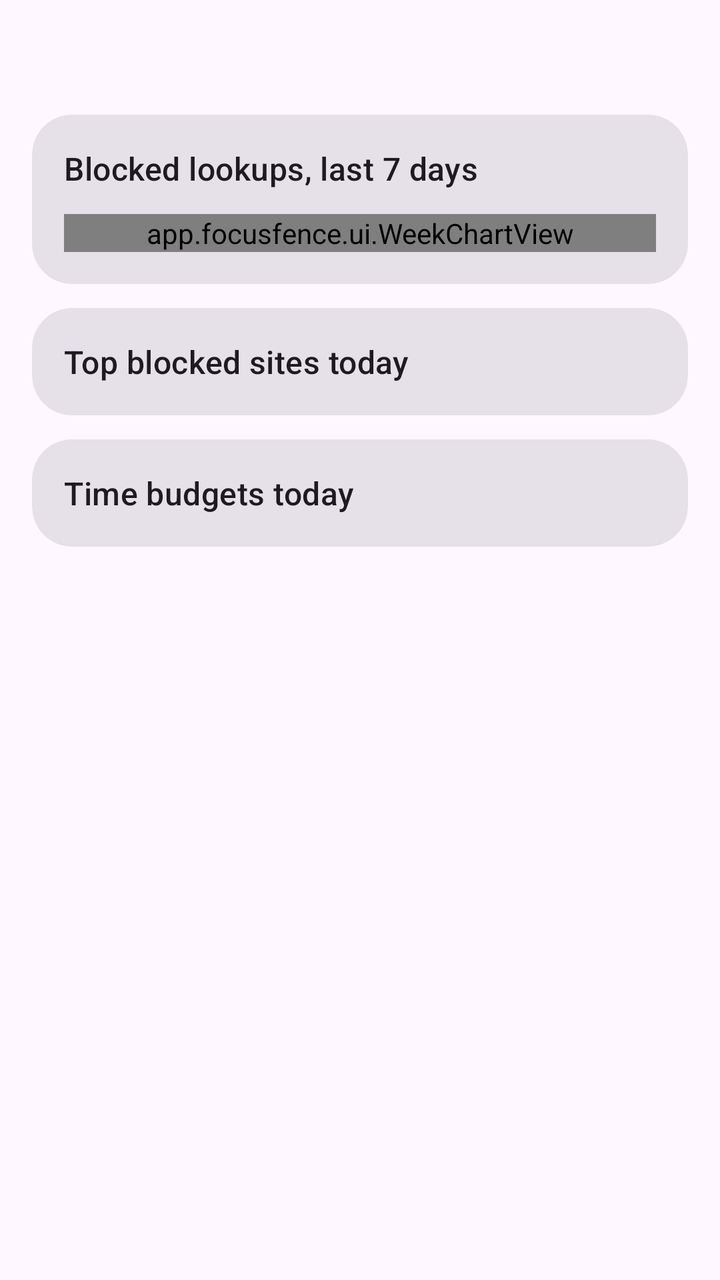
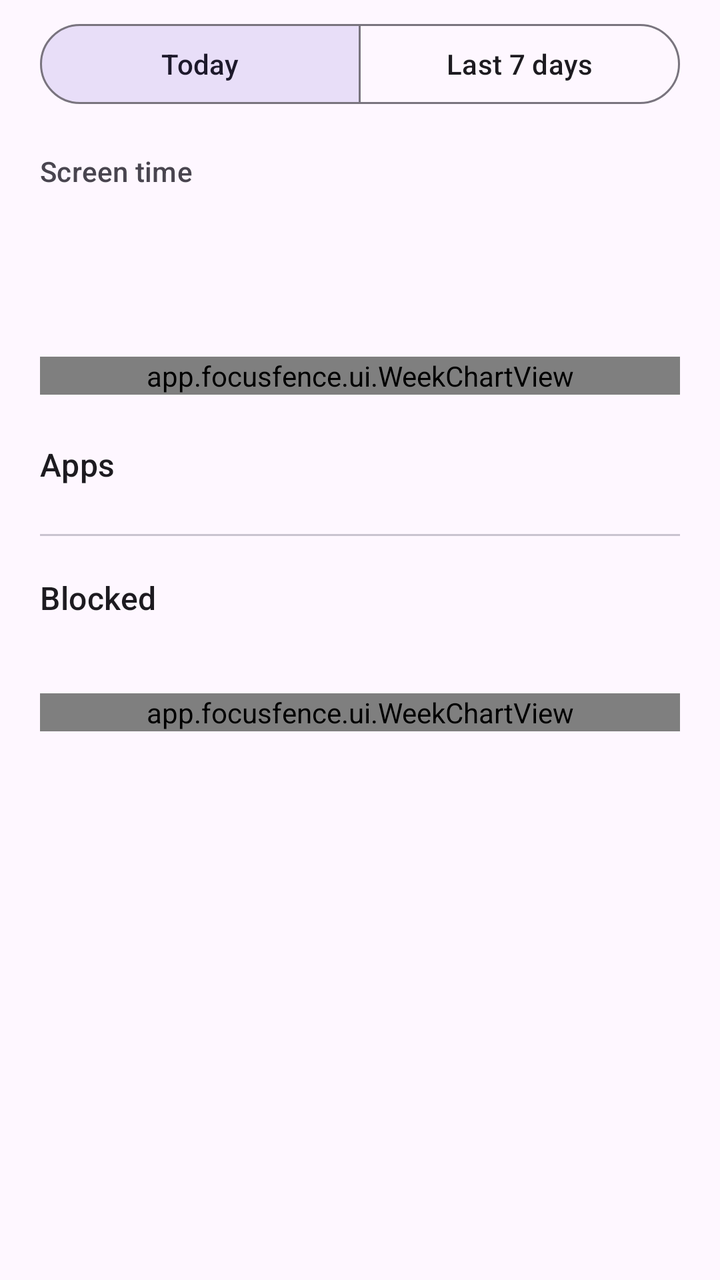

Screens rendered from an Android XML layout before and after an edit, with the pre-edit source and the edit as a unified diff.
<!-- AndroidManifest.xml: application theme Theme.FocusFence -->
<!-- res/layout/fragment_stats.xml -->
<?xml version="1.0" encoding="utf-8"?>
<androidx.core.widget.NestedScrollView
    xmlns:android="http://schemas.android.com/apk/res/android"
    xmlns:app="http://schemas.android.com/apk/res-auto"
    android:layout_width="match_parent"
    android:layout_height="match_parent">

    <LinearLayout
        android:layout_width="match_parent"
        android:layout_height="wrap_content"
        android:orientation="vertical"
        android:padding="16dp">

        <TextView
            android:id="@+id/todaySummary"
            android:layout_width="match_parent"
            android:layout_height="wrap_content"
            android:textAppearance="?attr/textAppearanceTitleLarge" />

        <com.google.android.material.card.MaterialCardView
            android:layout_width="match_parent"
            android:layout_height="wrap_content"
            android:layout_marginTop="12dp"
            app:cardCornerRadius="20dp"
            app:contentPadding="16dp">
            <LinearLayout
                android:layout_width="match_parent"
                android:layout_height="wrap_content"
                android:orientation="vertical">
                <TextView
                    android:layout_width="wrap_content"
                    android:layout_height="wrap_content"
                    android:text="@string/stats_week_header"
                    android:textAppearance="?attr/textAppearanceTitleMedium" />
                <app.focusfence.ui.WeekChartView
                    android:id="@+id/weekChart"
                    android:layout_width="match_parent"
                    android:layout_height="wrap_content"
                    android:layout_marginTop="12dp" />
                <LinearLayout
                    android:id="@+id/weekStats"
                    android:layout_width="match_parent"
                    android:layout_height="wrap_content"
                    android:orientation="vertical"
                    android:visibility="gone" />
            </LinearLayout>
        </com.google.android.material.card.MaterialCardView>
        <com.google.android.material.card.MaterialCardView
            android:layout_width="match_parent"
            android:layout_height="wrap_content"
            android:layout_marginTop="12dp"
            app:cardCornerRadius="20dp"
            app:contentPadding="16dp">
            <LinearLayout
                android:layout_width="match_parent"
                android:layout_height="wrap_content"
                android:orientation="vertical">
                <TextView
                    android:layout_width="wrap_content"
                    android:layout_height="wrap_content"
                    android:text="@string/stats_domains_header"
                    android:textAppearance="?attr/textAppearanceTitleMedium" />
                <LinearLayout
                    android:id="@+id/domainStats"
                    android:layout_width="match_parent"
                    android:layout_height="wrap_content"
                    android:orientation="vertical" />
            </LinearLayout>
        </com.google.android.material.card.MaterialCardView>
        <com.google.android.material.card.MaterialCardView
            android:layout_width="match_parent"
            android:layout_height="wrap_content"
            android:layout_marginTop="12dp"
            app:cardCornerRadius="20dp"
            app:contentPadding="16dp">
            <LinearLayout
                android:layout_width="match_parent"
                android:layout_height="wrap_content"
                android:orientation="vertical">
                <TextView
                    android:layout_width="wrap_content"
                    android:layout_height="wrap_content"
                    android:text="@string/stats_budgets_header"
                    android:textAppearance="?attr/textAppearanceTitleMedium" />
                <LinearLayout
                    android:id="@+id/budgetStats"
                    android:layout_width="match_parent"
                    android:layout_height="wrap_content"
                    android:orientation="vertical" />
            </LinearLayout>
        </com.google.android.material.card.MaterialCardView>
    </LinearLayout>
</androidx.core.widget.NestedScrollView>
<!-- resources referenced by this layout -->
<resources>
  <string name="stats_budgets_header">Time budgets today</string>
  <string name="stats_domains_header">Top blocked sites today</string>
  <string name="stats_week_header">Blocked lookups, last 7 days</string>
  <style name="Theme.FocusFence" parent="Theme.Material3.DayNight.NoActionBar">
          <item name="colorPrimary">@color/brand_primary</item>
          
          <item name="materialCardViewStyle">@style/Widget.Material3.CardView.Filled</item>
          
          <item name="android:statusBarColor">?attr/colorSurface</item>
          <item name="android:navigationBarColor">?attr/colorSurface</item>
          <item name="android:windowLightStatusBar">true</item>
      </style>
  <color name="brand_primary">#2E7D32</color>
</resources>

<!-- the commit's change to res/layout/fragment_stats.xml (unified diff, before → after) -->
@@ -9,85 +9,161 @@
         android:layout_width="match_parent"
         android:layout_height="wrap_content"
         android:orientation="vertical"
-        android:padding="16dp">
+        android:paddingHorizontal="20dp"
+        android:paddingTop="8dp"
+        android:paddingBottom="24dp">
+
+        <com.google.android.material.button.MaterialButtonToggleGroup
+            android:id="@+id/periodToggle"
+            android:layout_width="match_parent"
+            android:layout_height="wrap_content"
+            app:checkedButton="@+id/periodToday"
+            app:selectionRequired="true"
+            app:singleSelection="true">
+
+            <Button
+                android:id="@+id/periodToday"
+                style="?attr/materialButtonOutlinedStyle"
+                android:layout_width="0dp"
+                android:layout_height="wrap_content"
+                android:layout_weight="1"
+                android:text="@string/stats_period_today" />
+
+            <Button
+                android:id="@+id/periodWeek"
+                style="?attr/materialButtonOutlinedStyle"
+                android:layout_width="0dp"
+                android:layout_height="wrap_content"
+                android:layout_weight="1"
+                android:text="@string/stats_period_week" />
+        </com.google.android.material.button.MaterialButtonToggleGroup>
+
+        
+        <TextView
+            android:layout_width="wrap_content"
+            android:layout_height="wrap_content"
+            android:layout_marginTop="20dp"
+            android:text="@string/stats_screen_time"
+            android:textAppearance="?attr/textAppearanceLabelLarge"
+            android:textColor="?attr/colorOnSurfaceVariant" />
 
         <TextView
-            android:id="@+id/todaySummary"
+            android:id="@+id/screenTime"
+            android:layout_width="wrap_content"
+            android:layout_height="wrap_content"
+            android:textAppearance="?attr/textAppearanceDisplaySmall" />
+
+        <TextView
+            android:id="@+id/screenTimeSub"
+            android:layout_width="wrap_content"
+            android:layout_height="wrap_content"
+            android:textAppearance="?attr/textAppearanceBodyMedium"
+            android:textColor="?attr/colorOnSurfaceVariant" />
+
+        <LinearLayout
+            android:id="@+id/usageMissing"
             android:layout_width="match_parent"
             android:layout_height="wrap_content"
-            android:textAppearance="?attr/textAppearanceTitleLarge" />
+            android:layout_marginTop="8dp"
+            android:gravity="center_vertical"
+            android:orientation="horizontal"
+            android:visibility="gone">
 
-        <com.google.android.material.card.MaterialCardView
+            <TextView
+                android:layout_width="0dp"
+                android:layout_height="wrap_content"
+                android:layout_weight="1"
+                android:text="@string/stats_usage_missing"
+                android:textAppearance="?attr/textAppearanceBodyMedium" />
+
+            <Button
+                android:id="@+id/usageGrant"
+                style="@style/Widget.Material3.Button.TonalButton"
+                android:layout_width="wrap_content"
+                android:layout_height="wrap_content"
+                android:layout_marginStart="12dp"
+                android:text="@string/stats_usage_grant" />
+        </LinearLayout>
+
+        <app.focusfence.ui.WeekChartView
+            android:id="@+id/screenChart"
             android:layout_width="match_parent"
             android:layout_height="wrap_content"
-            android:layout_marginTop="12dp"
-            app:cardCornerRadius="20dp"
-            app:contentPadding="16dp">
-            <LinearLayout
+            android:layout_marginTop="16dp" />
+
+        
+        <TextView
+            android:id="@+id/appsHeader"
+            android:layout_width="wrap_content"
+            android:layout_height="wrap_content"
+            android:layout_marginTop="24dp"
+            android:text="@string/stats_apps_header"
+            android:textAppearance="?attr/textAppearanceTitleMedium" />
+
+        <LinearLayout
+            android:id="@+id/appStats"
+            android:layout_width="match_parent"
+            android:layout_height="wrap_content"
+            android:orientation="vertical" />
+
+        <com.google.android.material.divider.MaterialDivider
+            android:layout_width="match_parent"
+            android:layout_height="wrap_content"
+            android:layout_marginTop="24dp" />
+
+        
+        <TextView
+            android:layout_width="wrap_content"
+            android:layout_height="wrap_content"
+            android:layout_marginTop="20dp"
+            android:text="@string/stats_blocked_header"
+            android:textAppearance="?attr/textAppearanceTitleMedium" />
+
+        <TextView
+            android:id="@+id/blockSummary"
+            android:layout_width="wrap_content"
+            android:layout_height="wrap_content"
+            android:layout_marginTop="2dp"
+            android:textAppearance="?attr/textAppearanceBodyMedium"
+            android:textColor="?attr/colorOnSurfaceVariant" />
+
+        <LinearLayout
+            android:id="@+id/domainStats"
+            android:layout_width="match_parent"
+            android:layout_height="wrap_content"
+            android:orientation="vertical" />
+
+        <app.focusfence.ui.WeekChartView
+            android:id="@+id/weekChart"
+            android:layout_width="match_parent"
+            android:layout_height="wrap_content"
+            android:layout_marginTop="16dp" />
+
+        
+        <LinearLayout
+            android:id="@+id/budgetSection"
+            android:layout_width="match_parent"
+            android:layout_height="wrap_content"
+            android:orientation="vertical"
+            android:visibility="gone">
+
+            <com.google.android.material.divider.MaterialDivider
                 android:layout_width="match_parent"
                 android:layout_height="wrap_content"
-                android:orientation="vertical">
-                <TextView
-                    android:layout_width="wrap_content"
-                    android:layout_height="wrap_content"
-                    android:text="@string/stats_week_header"
-                    android:textAppearance="?attr/textAppearanceTitleMedium" />
-                <app.focusfence.ui.WeekChartView
-                    android:id="@+id/weekChart"
-                    android:layout_width="match_parent"
-                    android:layout_height="wrap_content"
-                    android:layout_marginTop="12dp" />
-                <LinearLayout
-                    android:id="@+id/weekStats"
-                    android:layout_width="match_parent"
-                    android:layout_height="wrap_content"
-                    android:orientation="vertical"
-                    android:visibility="gone" />
-            </LinearLayout>
-        </com.google.android.material.card.MaterialCardView>
-        <com.google.android.material.card.MaterialCardView
-            android:layout_width="match_parent"
-            android:layout_height="wrap_content"
-            android:layout_marginTop="12dp"
-            app:cardCornerRadius="20dp"
-            app:contentPadding="16dp">
+                android:layout_marginTop="24dp" />
+
+            <TextView
+                android:layout_width="wrap_content"
+                android:layout_height="wrap_content"
+                android:layout_marginTop="20dp"
+                android:text="@string/stats_budgets_header"
+                android:textAppearance="?attr/textAppearanceTitleMedium" />
+
             <LinearLayout
+                android:id="@+id/budgetStats"
                 android:layout_width="match_parent"
                 android:layout_height="wrap_content"
-                android:orientation="vertical">
-                <TextView
-                    android:layout_width="wrap_content"
-                    android:layout_height="wrap_content"
-                    android:text="@string/stats_domains_header"
-                    android:textAppearance="?attr/textAppearanceTitleMedium" />
-                <LinearLayout
-                    android:id="@+id/domainStats"
-                    android:layout_width="match_parent"
-                    android:layout_height="wrap_content"
-                    android:orientation="vertical" />
-            </LinearLayout>
-        </com.google.android.material.card.MaterialCardView>
-        <com.google.android.material.card.MaterialCardView
-            android:layout_width="match_parent"
-            android:layout_height="wrap_content"
-            android:layout_marginTop="12dp"
-            app:cardCornerRadius="20dp"
-            app:contentPadding="16dp">
-            <LinearLayout
-                android:layout_width="match_parent"
-                android:layout_height="wrap_content"
-                android:orientation="vertical">
-                <TextView
-                    android:layout_width="wrap_content"
-                    android:layout_height="wrap_content"
-                    android:text="@string/stats_budgets_header"
-                    android:textAppearance="?attr/textAppearanceTitleMedium" />
-                <LinearLayout
-                    android:id="@+id/budgetStats"
-                    android:layout_width="match_parent"
-                    android:layout_height="wrap_content"
-                    android:orientation="vertical" />
-            </LinearLayout>
-        </com.google.android.material.card.MaterialCardView>
+                android:orientation="vertical" />
+        </LinearLayout>
     </LinearLayout>
 </androidx.core.widget.NestedScrollView>
<!-- resource entries referenced after the edit -->
@@ -1,8 +1,13 @@
 <!-- resources referenced by this layout -->
 <resources>
+  <string name="stats_apps_header">Apps</string>
+  <string name="stats_blocked_header">Blocked</string>
   <string name="stats_budgets_header">Time budgets today</string>
-  <string name="stats_domains_header">Top blocked sites today</string>
-  <string name="stats_week_header">Blocked lookups, last 7 days</string>
+  <string name="stats_period_today">Today</string>
+  <string name="stats_period_week">Last 7 days</string>
+  <string name="stats_screen_time">Screen time</string>
+  <string name="stats_usage_grant">Turn on</string>
+  <string name="stats_usage_missing">App time needs Usage access.</string>
   <style name="Theme.FocusFence" parent="Theme.Material3.DayNight.NoActionBar">
           <item name="colorPrimary">@color/brand_primary</item>
           
